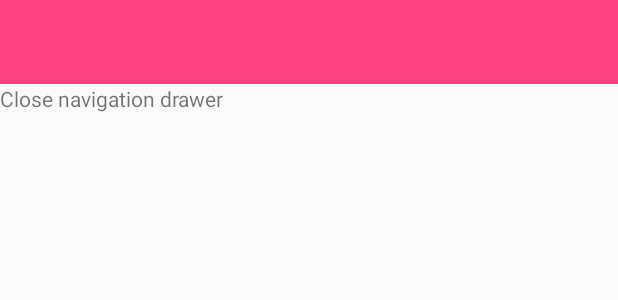
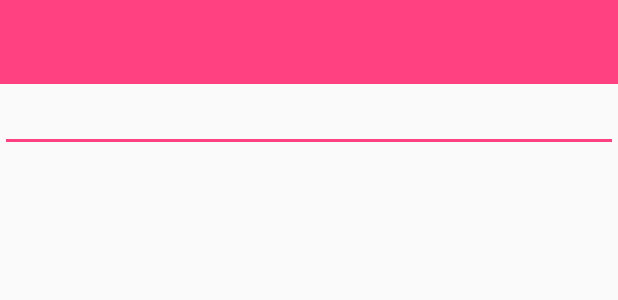
Before and after one commit to SuperStar0000000/good-weather, an Android app: the layout fragment_settings.xml on its own in the app's theme, with its tools: preview values and no code run, on a phone screen of 412 x 824 dp. Shown: the top 300 px of the screen. Run offline under Robolectric (Android 15) with nearby library versions, the light colour scheme and no system bars; network calls fail.

Commit message:
Add autoComliteTextView for city found

```diff
--- a/app/src/main/res/layout/fragment_settings.xml
+++ b/app/src/main/res/layout/fragment_settings.xml
@@ -9,8 +9,8 @@
         android:layout_width="match_parent"
         android:layout_height="?attr/actionBarSize"
         android:background="?attr/colorAccent"/>
-    <TextView
+    <AutoCompleteTextView
+        android:id="@+id/autoComplete_search_city"
         android:layout_width="match_parent"
-        android:layout_height="wrap_content"
-        android:text="@string/navigation_drawer_close"/>
+        android:layout_height="wrap_content"/>
 </LinearLayout>
```
